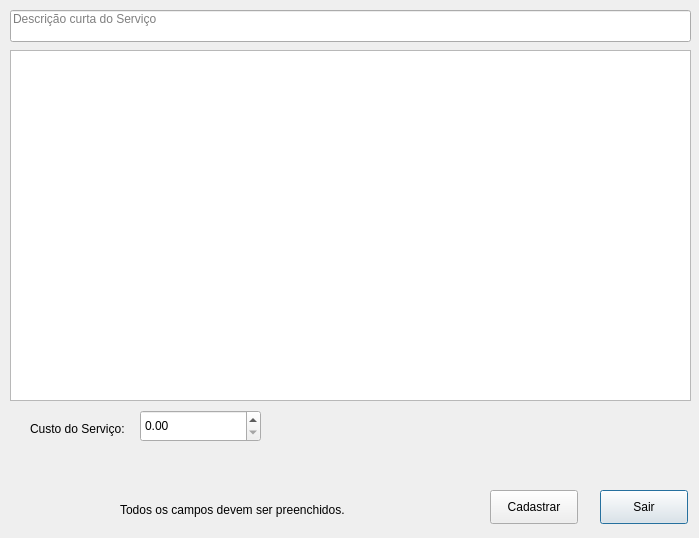
Above: addservice.ui from bedi1982/Oficina before the change. Below: the same form after it.
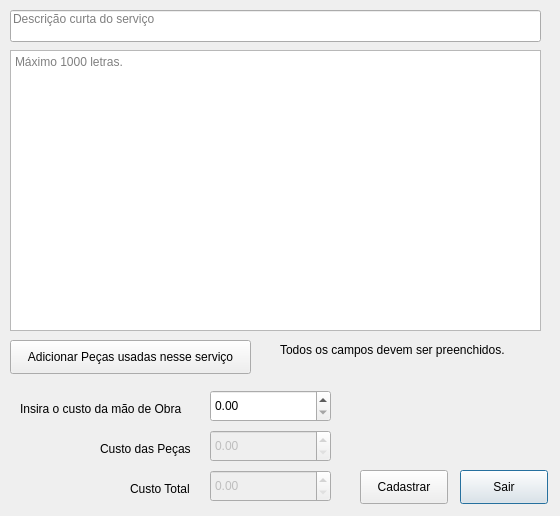
That is the form after the change.

```diff
--- a/addservice.ui
+++ b/addservice.ui
@@ -6,8 +6,8 @@
    <rect>
     <x>0</x>
     <y>0</y>
-    <width>699</width>
-    <height>538</height>
+    <width>560</width>
+    <height>516</height>
    </rect>
   </property>
   <property name="windowTitle">
@@ -16,8 +16,8 @@
   <widget class="QPushButton" name="btn_Sair">
    <property name="geometry">
     <rect>
-     <x>600</x>
-     <y>490</y>
+     <x>460</x>
+     <y>470</y>
      <width>88</width>
      <height>34</height>
     </rect>
@@ -29,8 +29,8 @@
   <widget class="QPushButton" name="btn_Cadastrar">
    <property name="geometry">
     <rect>
-     <x>490</x>
-     <y>490</y>
+     <x>360</x>
+     <y>470</y>
      <width>88</width>
      <height>34</height>
     </rect>
@@ -44,22 +44,28 @@
     <rect>
      <x>10</x>
      <y>10</y>
-     <width>681</width>
+     <width>531</width>
      <height>32</height>
     </rect>
    </property>
+   <property name="text">
+    <string/>
+   </property>
+   <property name="maxLength">
+    <number>70</number>
+   </property>
    <property name="alignment">
     <set>Qt::AlignLeading|Qt::AlignLeft|Qt::AlignTop</set>
    </property>
    <property name="placeholderText">
-    <string>Descrição curta do Serviço</string>
+    <string>Descrição curta do serviço</string>
    </property>
   </widget>
   <widget class="QLabel" name="lbl_Emoticon">
    <property name="geometry">
     <rect>
-     <x>30</x>
-     <y>490</y>
+     <x>350</x>
+     <y>390</y>
      <width>71</width>
      <height>51</height>
     </rect>
@@ -71,9 +77,9 @@
   <widget class="QLabel" name="lbl_Feedback">
    <property name="geometry">
     <rect>
-     <x>120</x>
-     <y>500</y>
-     <width>351</width>
+     <x>280</x>
+     <y>340</y>
+     <width>261</width>
      <height>20</height>
     </rect>
    </property>
@@ -86,32 +92,42 @@
     <rect>
      <x>10</x>
      <y>50</y>
-     <width>681</width>
-     <height>351</height>
+     <width>531</width>
+     <height>281</height>
     </rect>
    </property>
    <property name="autoFormatting">
     <set>QTextEdit::AutoNone</set>
    </property>
+   <property name="html">
+    <string>&lt;!DOCTYPE HTML PUBLIC &quot;-//W3C//DTD HTML 4.0//EN&quot; &quot;http://www.w3.org/TR/REC-html40/strict.dtd&quot;&gt;
+&lt;html&gt;&lt;head&gt;&lt;meta name=&quot;qrichtext&quot; content=&quot;1&quot; /&gt;&lt;style type=&quot;text/css&quot;&gt;
+p, li { white-space: pre-wrap; }
+&lt;/style&gt;&lt;/head&gt;&lt;body style=&quot; font-family:'Noto Sans'; font-size:10pt; font-weight:400; font-style:normal;&quot;&gt;
+&lt;p style=&quot;-qt-paragraph-type:empty; margin-top:0px; margin-bottom:0px; margin-left:0px; margin-right:0px; -qt-block-indent:0; text-indent:0px;&quot;&gt;&lt;br /&gt;&lt;/p&gt;&lt;/body&gt;&lt;/html&gt;</string>
+   </property>
+   <property name="placeholderText">
+    <string>Máximo 1000 letras.</string>
+   </property>
   </widget>
   <widget class="QLabel" name="lbl_Cidade">
    <property name="geometry">
     <rect>
-     <x>30</x>
-     <y>420</y>
-     <width>111</width>
+     <x>20</x>
+     <y>400</y>
+     <width>191</width>
      <height>18</height>
     </rect>
    </property>
    <property name="text">
-    <string>Custo do Serviço:</string>
+    <string>Insira o custo da mão de Obra</string>
    </property>
   </widget>
   <widget class="QDoubleSpinBox" name="doubleSpinCusto">
    <property name="geometry">
     <rect>
-     <x>140</x>
-     <y>410</y>
+     <x>210</x>
+     <y>390</y>
      <width>121</width>
      <height>32</height>
     </rect>
@@ -120,6 +136,77 @@
     <double>5.000000000000000</double>
    </property>
   </widget>
+  <widget class="QPushButton" name="btn_Add_PartsUsedInTheService">
+   <property name="geometry">
+    <rect>
+     <x>10</x>
+     <y>340</y>
+     <width>241</width>
+     <height>34</height>
+    </rect>
+   </property>
+   <property name="text">
+    <string>Adicionar Peças usadas nesse serviço</string>
+   </property>
+  </widget>
+  <widget class="QLabel" name="lbl_PartsCost">
+   <property name="geometry">
+    <rect>
+     <x>100</x>
+     <y>440</y>
+     <width>121</width>
+     <height>18</height>
+    </rect>
+   </property>
+   <property name="text">
+    <string>Custo das Peças</string>
+   </property>
+  </widget>
+  <widget class="QDoubleSpinBox" name="Spin_PartsCost">
+   <property name="enabled">
+    <bool>false</bool>
+   </property>
+   <property name="geometry">
+    <rect>
+     <x>210</x>
+     <y>430</y>
+     <width>121</width>
+     <height>32</height>
+    </rect>
+   </property>
+   <property name="singleStep">
+    <double>5.000000000000000</double>
+   </property>
+  </widget>
+  <widget class="QDoubleSpinBox" name="Spin_TotalserviceCost">
+   <property name="enabled">
+    <bool>false</bool>
+   </property>
+   <property name="geometry">
+    <rect>
+     <x>210</x>
+     <y>470</y>
+     <width>121</width>
+     <height>32</height>
+    </rect>
+   </property>
+   <property name="singleStep">
+    <double>5.000000000000000</double>
+   </property>
+  </widget>
+  <widget class="QLabel" name="lbl_totlaServiceCost">
+   <property name="geometry">
+    <rect>
+     <x>130</x>
+     <y>480</y>
+     <width>121</width>
+     <height>18</height>
+    </rect>
+   </property>
+   <property name="text">
+    <string>Custo Total</string>
+   </property>
+  </widget>
  </widget>
  <resources/>
  <connections/>
```
Left out of the diff: 4 changed lines with no effect on the pictures.
